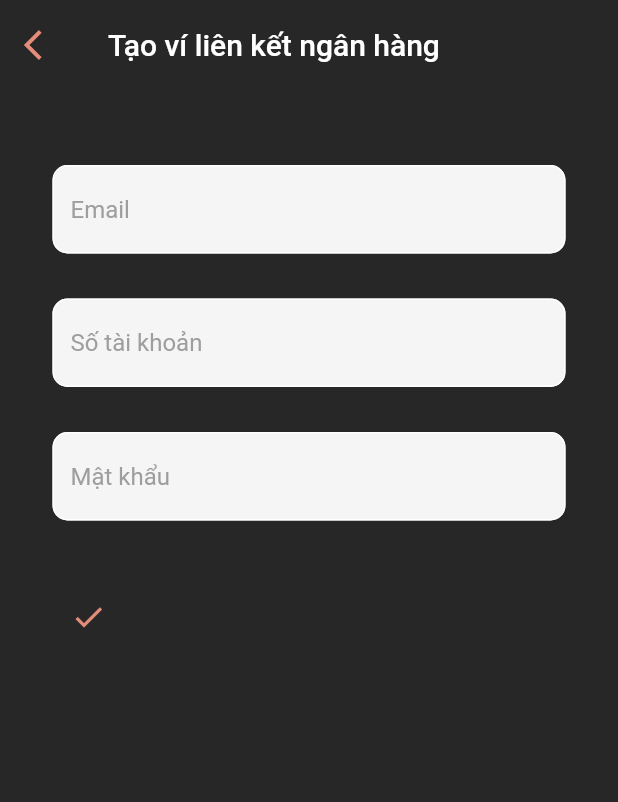
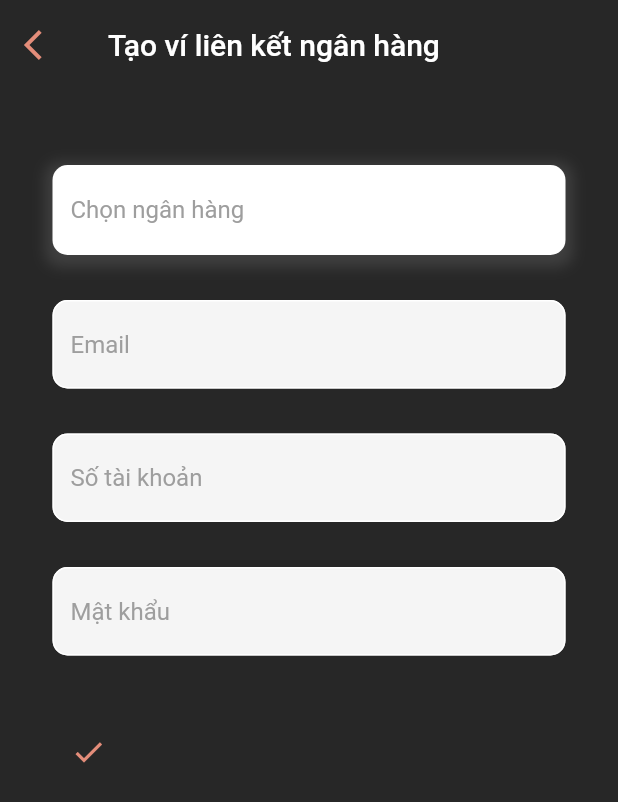
Before and after one commit to long2001hcm/money_app, a Flutter app: the MyBankWallet screen opened directly, on a phone screen of 412 x 824 dp. Shown: the top 802 px of the screen. Run offline on Flutter 3.47's test engine with Material 2 defaults, Android fonts, the phone set to English and light mode, and no system bars; our stand-ins replace cached_network_image, date_field, expandable, hexcolor, pie_chart and 1 more; missing offline and left inert: dart:ffi; accounts and stored records are empty.

Commit message:
update: choose bank for wallet

```diff
--- /dev/null
+++ b/lib/models/bank.dart
@@ -0,0 +1,36 @@
+// To parse this JSON data, do
+//
+//     final bank = bankFromJson(jsonString);
+
+import 'package:meta/meta.dart';
+import 'dart:convert';
+
+List<Bank> bankFromJson(String str) =>
+    List<Bank>.from(json.decode(str).map((x) => Bank.fromJson(x)));
+
+String bankToJson(List<Bank> data) =>
+    json.encode(List<dynamic>.from(data.map((x) => x.toJson())));
+
+class Bank {
+  Bank({
+    required this.id,
+    required this.bankName,
+    required this.logo,
+  });
+
+  String id;
+  String bankName;
+  String logo;
+
+  factory Bank.fromJson(Map<String, dynamic> json) => Bank(
+        id: json["id"] == null ? null : json["id"],
+        bankName: json["bankName"] == null ? null : json["bankName"],
+        logo: json["logo"] == null ? null : json["logo"],
+      );
+
+  Map<String, dynamic> toJson() => {
+        "id": id == null ? null : id,
+        "bankName": bankName == null ? null : bankName,
+        "logo": logo == null ? null : logo,
+      };
+}
--- a/lib/views/home/bank_wallet.dart
+++ b/lib/views/home/bank_wallet.dart
@@ -1,6 +1,7 @@
 import 'dart:convert';
 import 'dart:developer';
 
+import 'package:cached_network_image/cached_network_image.dart';
 import 'package:flutter/material.dart';
 import 'package:money_app/views/settings/authenticate/register.dart';
 import 'package:hexcolor/hexcolor.dart';
@@ -9,6 +10,7 @@ import 'package:intl/intl.dart';
 import '../../../../models/login_user.dart';
 import '../../../../services/base_client.dart';
 import '../../services/text_formater.dart';
+import 'bank_view.dart';
 
 class MyBankWallet extends StatefulWidget {
   const MyBankWallet();
@@ -19,6 +21,8 @@ class MyBankWallet extends StatefulWidget {
 }
 
 class _MyBankWalletState extends State<MyBankWallet> {
+  String bankName = "";
+  String bankLogo = "";
   TextEditingController userEmailController = TextEditingController();
   TextEditingController userPasswordController = TextEditingController();
   TextEditingController accountNumberController = TextEditingController();
@@ -49,6 +53,88 @@ class _MyBankWalletState extends State<MyBankWallet> {
               Column(crossAxisAlignment: CrossAxisAlignment.start, children: [
             const SizedBox(
               height: 50,
+            ),
+            GestureDetector(
+              onTap: () {
+                Navigator.of(context)
+                    .push(MaterialPageRoute(
+                  builder: (context) => BankView(),
+                ))
+                    .then((value) {
+                  if (mounted && value != null) {
+                    setState(() {
+                      bankName = value.bankName;
+                      bankLogo = value.logo;
+                    });
+                  }
+                });
+              },
+              child: Column(
+                children: [
+                  if (bankName == "") ...[
+                    Container(
+                      height: 60,
+                      width: 500,
+                      decoration: BoxDecoration(
+                        borderRadius: BorderRadius.circular(10),
+                        color: Colors.white,
+                        boxShadow: [
+                          BoxShadow(
+                            color: Colors.grey.withOpacity(0.2),
+                            spreadRadius: 5,
+                            blurRadius: 7,
+                            offset:
+                                const Offset(0, 3), // changes position of shadow
+                          ),
+                        ],
+                      ),
+                      child: const Padding(
+                        padding: EdgeInsets.fromLTRB(12, 20, 0, 0),
+                        child: Text(
+                          "Chọn ngân hàng",
+                          style: TextStyle(fontSize: 16, color: Colors.grey),
+                        ),
+                      ),
+                    ),
+                  ] else ...[
+                    Container(
+                      height: 60,
+                      width: 500,
+                      decoration: BoxDecoration(
+                        borderRadius: BorderRadius.circular(10),
+                        color: Colors.white,
+                        boxShadow: [
+                          BoxShadow(
+                            color: Colors.grey.withOpacity(0.2),
+                            spreadRadius: 5,
+                            blurRadius: 7,
+                            offset:
+                                const Offset(0, 3), // changes position of shadow
+                          ),
+                        ],
+                      ),
+                      child: Row(children: [
+                        const SizedBox(width: 15),
+                        CachedNetworkImage(
+                          width: 50,
+                          imageUrl: bankLogo,
+                          errorWidget: (context, url, error) =>
+                              const Icon(Icons.error),
+                        ),
+                        const SizedBox(width: 15),
+                        Text(
+                          bankName,
+                          style:
+                              const TextStyle(color: Colors.black, fontSize: 17),
+                        ),
+                      ]),
+                    ),
+                  ]
+                ],
+              ),
+            ),
+            const SizedBox(
+              height: 30,
             ),
             TextField(
               controller: userEmailController,
@@ -115,15 +201,26 @@ class _MyBankWalletState extends State<MyBankWallet> {
             IconButton(
               color: HexColor("#e48d7a"),
               onPressed: () async {
+                if (bankName == "") {
+                  showDialog(
+                      context: context,
+                      builder: (_) => const AlertDialog(
+                          title: Text("Fail"),
+                          content: Text("Chưa chọn ngân hàng!!!")),
+                      barrierDismissible: true);
+                } else {
                   var wallet = {
                     "userEmail": userEmailController.text.toString(),
                     "accountNumber": accountNumberController.text.toString(),
                     "userPassword": userPasswordController.text.toString(),
-                  "thirdPartySignature": "be9b2e18-0fac-40ac-8f82-002992d38bcb"
+                    "thirdPartySignature":
+                        "be9b2e18-0fac-40ac-8f82-002992d38bcb"
                   };
                   var response = await BaseClient()
                       .post2('/Webhook/sign-up/user', wallet)
-                    .catchError((err) { print(err); });
+                      .catchError((err) {
+                    print(err);
+                  });
                   if (response.statusCode == 200) {
                     // ignore: use_build_context_synchronously
                     Navigator.pop(context);
@@ -135,6 +232,7 @@ class _MyBankWalletState extends State<MyBankWallet> {
                             content: Text("Tạo ví thất bại!!!")),
                         barrierDismissible: true);
                   }
+                }
               },
               icon: const Icon(Icons.check),
             ),
--- a/lib/views/home/category_view.dart
+++ b/lib/views/home/category_view.dart
@@ -119,7 +119,7 @@ class _CategoryViewState extends State<CategoryView> {
                         ]),
                   ),
                 ),
-                if (categories[index].subCategories.length > 0) ...[
+                if (categories[index].subCategories.isNotEmpty) ...[
                   ListView.builder(
                     physics: const NeverScrollableScrollPhysics(),
                     shrinkWrap: true,
```
Also changed, not shown: lib/services/base_client.dart (+10 -1 lines), lib/views/home/bank_view.dart (added, +127 -0 lines). Lines whose indentation alone changed are shown as unchanged.
